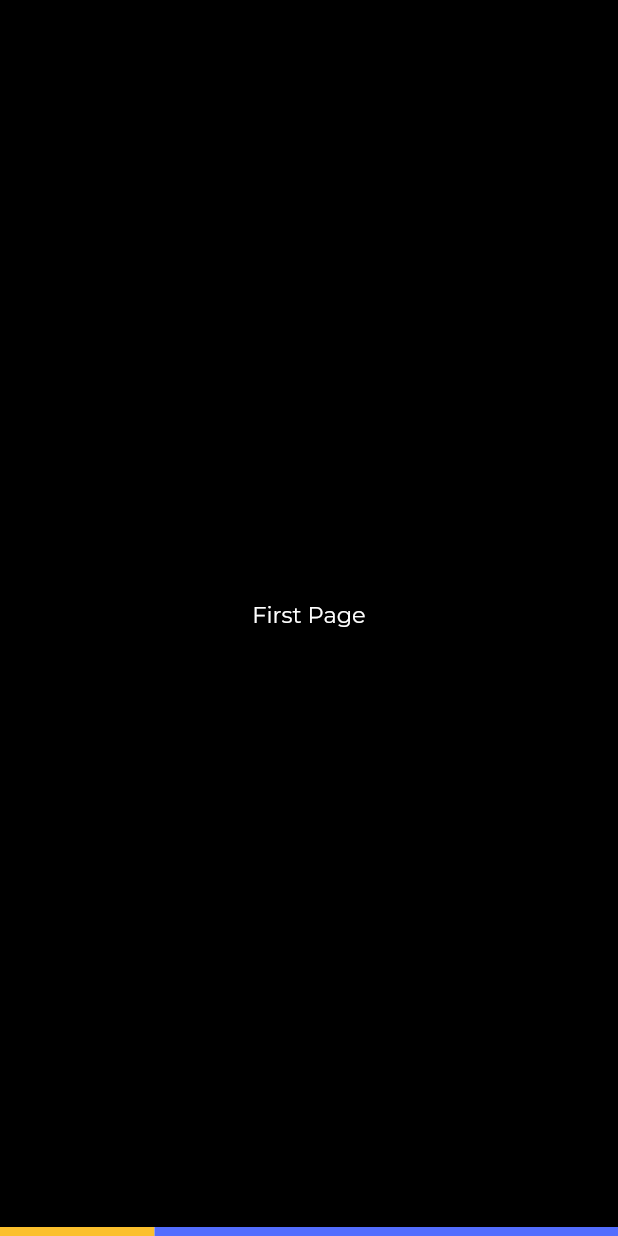
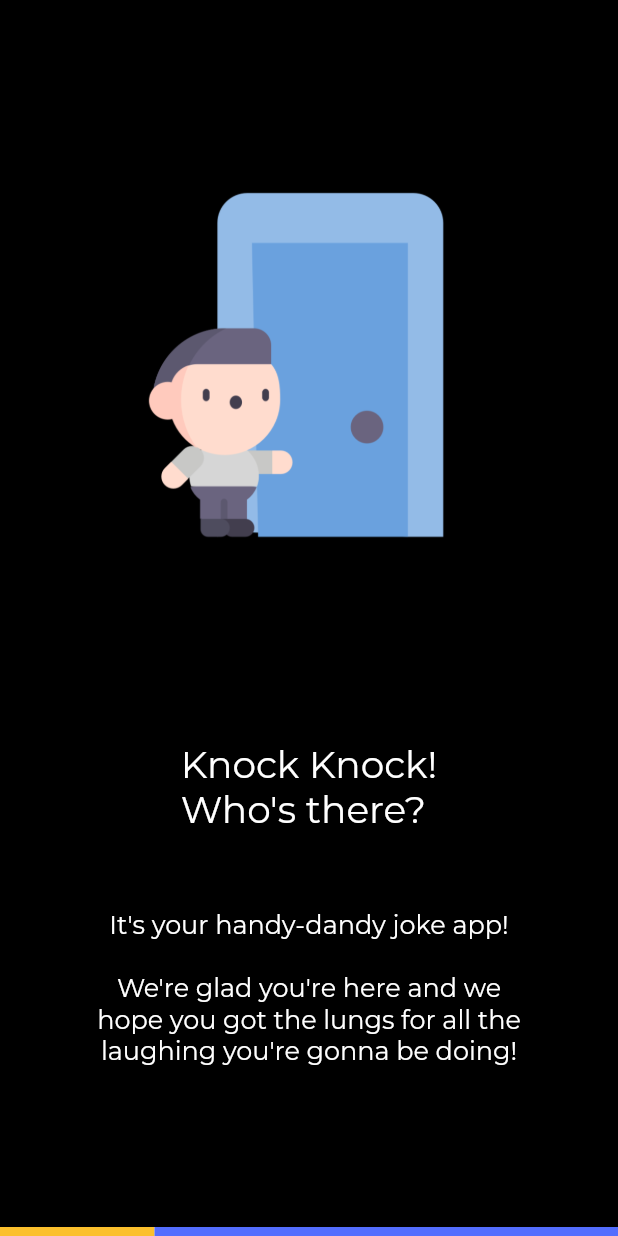
Before and after one commit to airwick989/jokeM, a Flutter app: the screen it shows after launch, after a tap on "Why JokeM?", on a phone screen of 412 x 824 dp. Run offline on Flutter 3.47's test engine with Material 2 defaults, Android fonts, the phone set to English and light mode, and no system bars; our stand-ins replace google_fonts.

Commit message:
Implemented introduction splash screen

```diff
--- a/joke_m/lib/intro.dart
+++ b/joke_m/lib/intro.dart
@@ -1,9 +1,10 @@
 import 'package:flutter/material.dart';
 import 'mycolors.dart' as mycolors;
 import 'package:google_fonts/google_fonts.dart';
+import 'main.dart' as main;
 
 final PageController _pageViewController = PageController(initialPage: 0);
-
+Color secondaryColor = mycolors.CustomColors.secondaryColor;
 
 class ScrollableIntro extends StatefulWidget {
   const ScrollableIntro({super.key});
@@ -46,41 +47,177 @@ class _ScrollableIntroState extends State<ScrollableIntro> {
         controller: _pageViewController,
         onPageChanged: _onPageViewChange,
         children: <Widget>[
-          Center(
-            child: Text('First Page',
+          Column(
+            children: <Widget>[
+              Image.asset(
+                'images/knockKnockImage.png',
+                width: MediaQuery.of(context).size.width,
+                height: MediaQuery.of(context).size.height * 0.6,
+              ),
+              Container(
+                height: MediaQuery.of(context).size.height * 0.1,
+                child: Text('Knock Knock!\nWho\'s there?',
                   style: GoogleFonts.montserrat(
                       textStyle: const TextStyle(
                         color: Colors.white,
-                    fontSize: 15,
+                        fontSize: 25,
                       )),
                 ),
               ),
-          Center(
-            child: Text('Second Page',
+              Container(
+                height: MediaQuery.of(context).size.height * 0.2,
+                width: MediaQuery.of(context).size.width * 0.7,
+                child: Center(
+                    child: Text('It\'s your handy-dandy joke app!\n\nWe\'re'
+                        ' glad you\'re here and we hope you got the lungs for all the'
+                        ' laughing you\'re gonna be doing!',
                     style: GoogleFonts.montserrat(
                         textStyle: const TextStyle(
                           color: Colors.white,
-                    fontSize: 15,
+                          fontSize: 17,
+                        )),
+                      textAlign: TextAlign.center,
+                    )
+                ),
+              ),
+            ],
+          ),
+          Column(
+            children: <Widget>[
+              Image.asset(
+                'images/laughterImage.png',
+                width: MediaQuery.of(context).size.width,
+                height: MediaQuery.of(context).size.height * 0.6,
+              ),
+              Container(
+                height: MediaQuery.of(context).size.height * 0.1,
+                child: Text('Did you know?',
+                  style: GoogleFonts.montserrat(
+                      textStyle: const TextStyle(
+                        color: Colors.white,
+                        fontSize: 25,
                       )),
                 ),
               ),
-          Center(
-            child: Text('Third Page',
+              Container(
+                height: MediaQuery.of(context).size.height * 0.1,
+                width: MediaQuery.of(context).size.width * 0.7,
+                child: Center(
+                    child: Text('Laughter can help relieve pain, bring greater happiness,'
+                        ' and even increase immunity.',
                       style: GoogleFonts.montserrat(
                           textStyle: const TextStyle(
                             color: Colors.white,
-                    fontSize: 15,
+                            fontSize: 17,
+                          )),
+                      textAlign: TextAlign.center,
+                    )
+                ),
+              ),
+            ],
+          ),
+          Column(
+            children: <Widget>[
+              Image.asset(
+                'images/laughterImage2.png',
+                width: MediaQuery.of(context).size.width,
+                height: MediaQuery.of(context).size.height * 0.6,
+              ),
+              Container(
+                height: MediaQuery.of(context).size.height * 0.1,
+                child: Text('But also...',
+                  style: GoogleFonts.montserrat(
+                      textStyle: const TextStyle(
+                        color: Colors.white,
+                        fontSize: 25,
                       )),
                 ),
               ),
-          Center(
-            child: Text('Fourth Page',
+              Container(
+                height: MediaQuery.of(context).size.height * 0.1,
+                width: MediaQuery.of(context).size.width * 0.7,
+                child: Center(
+                    child: Text('Laughing too hard can lead to asphyxiation or suffocation,'
+                        ' possibly resulting in death.',
                       style: GoogleFonts.montserrat(
                           textStyle: const TextStyle(
                             color: Colors.white,
-                    fontSize: 15,
+                            fontSize: 17,
+                          )),
+                      textAlign: TextAlign.center,
+                    )
+                ),
+              ),
+            ],
+          ),
+          Column(
+            children: <Widget>[
+              Image.asset(
+                'images/takeoffImage.png',
+                width: MediaQuery.of(context).size.width,
+                height: MediaQuery.of(context).size.height * 0.6,
+              ),
+              Container(
+                height: MediaQuery.of(context).size.height * 0.1,
+                child: Text('Just kidding! (not)',
+                  style: GoogleFonts.montserrat(
+                      textStyle: const TextStyle(
+                        color: Colors.white,
+                        fontSize: 25,
                       )),
                 ),
+              ),
+              Container(
+                height: MediaQuery.of(context).size.height * 0.1,
+                width: MediaQuery.of(context).size.width * 0.7,
+                child: Center(
+                    child: Text('Anyways, lets get joking!',
+                      style: GoogleFonts.montserrat(
+                          textStyle: const TextStyle(
+                            color: Colors.white,
+                            fontSize: 17,
+                          )),
+                      textAlign: TextAlign.center,
+                    )
+                ),
+              ),
+              Expanded(
+                child: Align(
+                  alignment: FractionalOffset.bottomCenter,
+                  child: Container(
+                    margin: const EdgeInsets.all(5),
+                    width: double.infinity,
+                    child: ElevatedButton(
+                        onPressed: () {
+                          Navigator.push(
+                            context,
+                            MaterialPageRoute(builder: (context) => const main.MyApp()),
+                          );
+                        },
+                        style: ButtonStyle(
+                          backgroundColor: MaterialStateProperty.all(secondaryColor),
+                        ),
+                        child: const Text('Get Started',
+                          style: TextStyle(
+                            shadows: <Shadow>[
+                              Shadow(
+                                offset: Offset(1.0, 1.0),
+                                blurRadius: 3.0,
+                                color: Color.fromARGB(255, 0, 0, 0),
+                              ),
+                              Shadow(
+                                offset: Offset(1.0, 1.0),
+                                blurRadius: 8.0,
+                                color: Color.fromARGB(125, 0, 0, 255),
+                              ),
+                            ],
+                          ),
+                        )
+                    ),
+                  ),
+                ),
+              ),
+            ],
           ),
         ],
       ),
--- a/joke_m/lib/main.dart
+++ b/joke_m/lib/main.dart
@@ -21,7 +21,7 @@ class MyApp extends StatelessWidget {
   @override
   Widget build(BuildContext context) {
     return Scaffold(
-        backgroundColor: secondaryColor,
+        backgroundColor: Colors.black,
         body: Column(
           children: <Widget>[
             const SizedBox(
--- a/joke_m/pubspec.yaml
+++ b/joke_m/pubspec.yaml
@@ -71,6 +71,10 @@ flutter:
     - images/logoIcon.png
     - images/logoText.png
     - images/firebaseLogo.png
+    - images/knockKnockImage.png
+    - images/laughterImage.png
+    - images/laughterImage2.png
+    - images/takeoffImage.png
 
   # An image asset can refer to one or more resolution-specific "variants", see
   # https://flutter.dev/assets-and-images/#resolution-aware
```
Also changed, not shown: joke_m/images/knockKnockImage.png (added), joke_m/images/laughterImage.png (added), joke_m/images/laughterImage2.png (added), joke_m/images/takeoffImage.png (added). Lines whose indentation alone changed are shown as unchanged.
